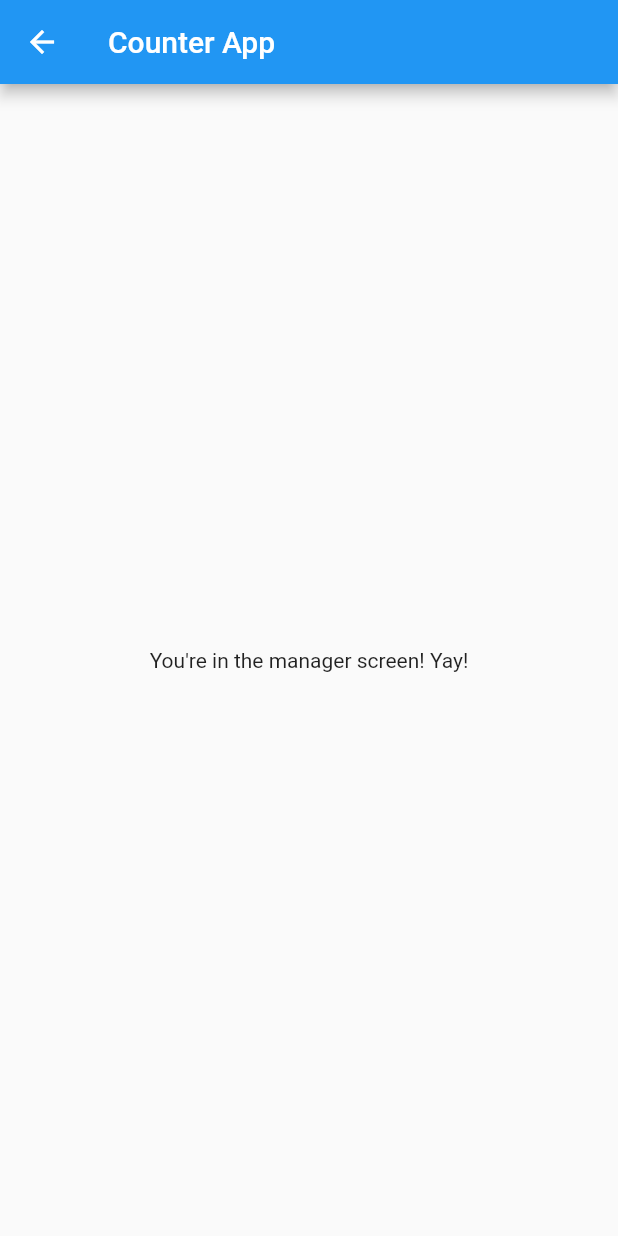
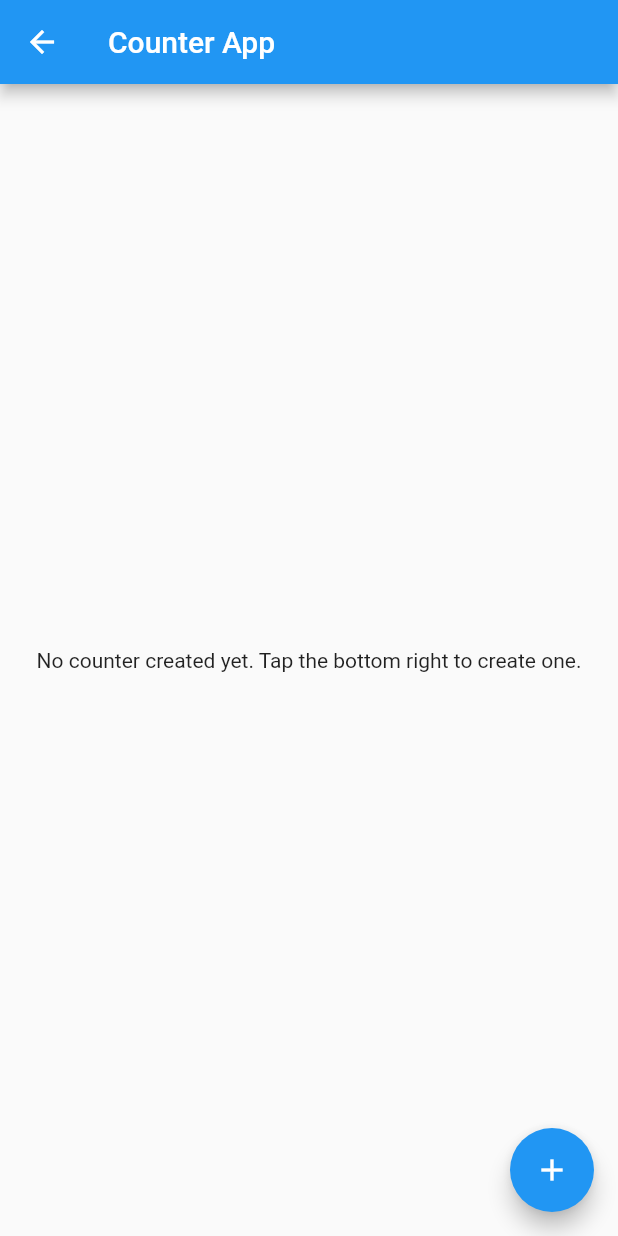
Before and after one commit to devtjandra/flutter-counter, a Flutter app: the Manager screen opened by its route, on a phone screen of 412 x 824 dp. Run offline on Flutter 3.47's test engine with Material 2 defaults, Android fonts, the phone set to English and light mode, and no system bars.

```diff
--- a/lib/features/manager/ui/manager.dart
+++ b/lib/features/manager/ui/manager.dart
@@ -1,14 +1,24 @@
+import 'package:counter/features/manager/ui/manager_empty.dart';
+import 'package:counter/features/manager/ui/manager_listing.dart';
+import 'package:counter/main_bloc.dart';
 import 'package:flutter/material.dart';
+import 'package:provider/provider.dart';
 
 class Manager extends StatelessWidget {
   @override
   Widget build(BuildContext context) {
     return Scaffold(
-        appBar: AppBar(
-          title: Text("Counter App"),
-        ),
-        body: Center(
-          child: Container(child: Text("You're in the manager screen! Yay!")),
-        ));
+      appBar: AppBar(
+        title: Text("Counter App"),
+      ),
+      body: Center(
+          child: context.watch<MainBloc>().counters.isNotEmpty
+              ? ManagerListing()
+              : ManagerEmpty()),
+      floatingActionButton: FloatingActionButton(
+        onPressed: () {},
+        child: Icon(Icons.add),
+      ),
+    );
   }
 }
--- /dev/null
+++ b/lib/features/manager/ui/manager_empty.dart
@@ -0,0 +1,9 @@
+import 'package:counter/values/texts.dart';
+import 'package:flutter/material.dart';
+
+class ManagerEmpty extends StatelessWidget {
+  @override
+  Widget build(BuildContext context) {
+    return Container(child: Text(Texts.managerEmpty));
+  }
+}
--- a/lib/main_bloc.dart
+++ b/lib/main_bloc.dart
@@ -1,4 +1,5 @@
 import 'package:counter/models/counter.dart';
+import 'package:counter/values/texts.dart';
 import 'package:flutter/material.dart';
 
 class MainBloc extends ChangeNotifier {
@@ -6,7 +7,7 @@ class MainBloc extends ChangeNotifier {
   Counter current;
 
   String currentCounterTitle() {
-    if (current == null) return "No counter";
+    if (current == null) return Texts.homeNull;
     else return current.title;
   }
 
--- a/lib/models/counter.dart
+++ b/lib/models/counter.dart
@@ -4,5 +4,5 @@ class Counter {
   final String title;
   final int count;
 
-  Counter(this.title, @required this.count);
+  Counter({@required this.title, @required this.count});
 }
--- /dev/null
+++ b/lib/values/texts.dart
@@ -0,0 +1,4 @@
+class Texts {
+  static const homeNull = "No counter";
+  static const managerEmpty = "No counter created yet. Tap the bottom right to create one.";
+}
```
Also changed, not shown: lib/features/manager/ui/manager_listing.dart (added, +18 -0 lines).
